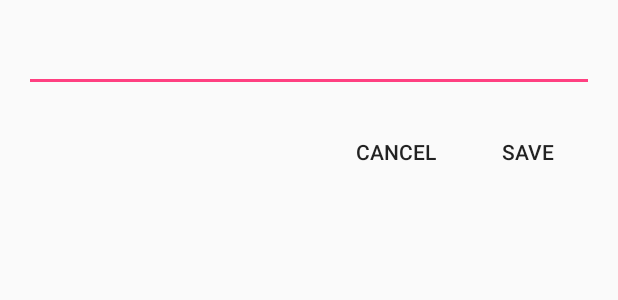
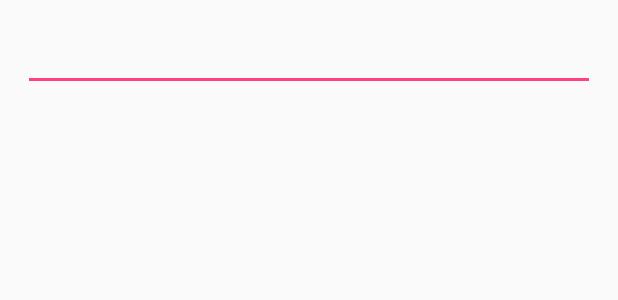
Before and after one commit to mutualmobile/Barricade, an Android app: the layout dialog_edit_global_delay.xml on its own in the app's theme, with its tools: preview values and no code run, on a phone screen of 412 x 824 dp. Shown: the top 300 px of the screen. Run offline under Robolectric (Android 15) with nearby library versions, the phone set to English and light mode, and no system bars; network calls fail.

Commit message:
Fixed PR comments

```diff
--- a/barricade/src/main/res/layout/dialog_edit_global_delay.xml
+++ b/barricade/src/main/res/layout/dialog_edit_global_delay.xml
@@ -4,7 +4,7 @@
     android:layout_height="match_parent"
     android:minWidth="500dp"
     android:orientation="vertical"
-    android:padding="16dp"
+    android:padding="15dp"
     >
 
   <EditText
@@ -14,28 +14,4 @@
       android:inputType="number"
       />
 
-  <LinearLayout
-      android:layout_width="match_parent"
-      android:layout_height="wrap_content"
-      android:layout_marginTop="16dp"
-      android:gravity="end"
-      android:orientation="horizontal"
-      >
-    <Button
-        android:id="@+id/delay_cancel_btn"
-        android:layout_width="wrap_content"
-        android:layout_height="wrap_content"
-        android:text="Cancel"
-        style="@style/Base.Widget.AppCompat.Button.Borderless"
-        />
-    <Button
-        android:id="@+id/delay_save_btn"
-        android:layout_width="wrap_content"
-        android:layout_height="wrap_content"
-        android:text="Save"
-        style="@style/Base.Widget.AppCompat.Button.Borderless"
-        />
-  </LinearLayout>
-
-
 </LinearLayout>
--- a/barricade/src/main/res/values/strings.xml
+++ b/barricade/src/main/res/values/strings.xml
@@ -10,4 +10,8 @@
   <string name="reset_message">Are you sure you want to reset the configuration?</string>
   <string name="yes">Yes</string>
   <string name="no">No</string>
+  <string name="edit_delay">Delay Time</string>
+  <string name="enter_delay">Enter Delay</string>
+  <string name="set">Set</string>
+  <string name="cancel">Cancel</string>
 </resources>
```
Also changed, not shown: 1 other file.
